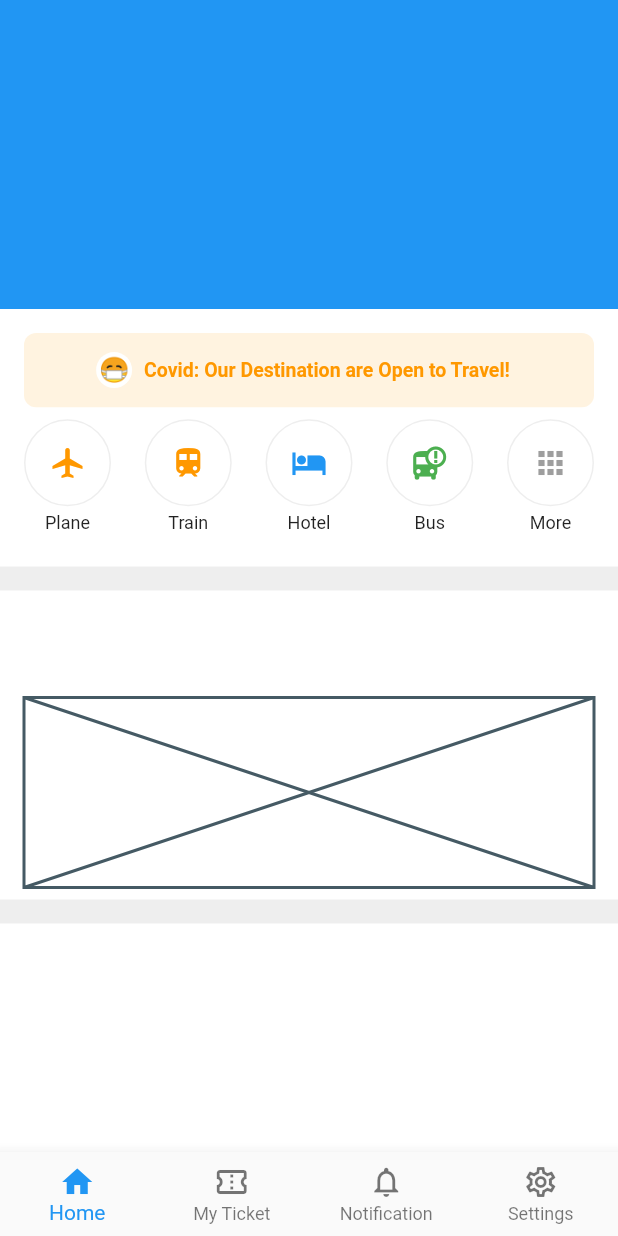
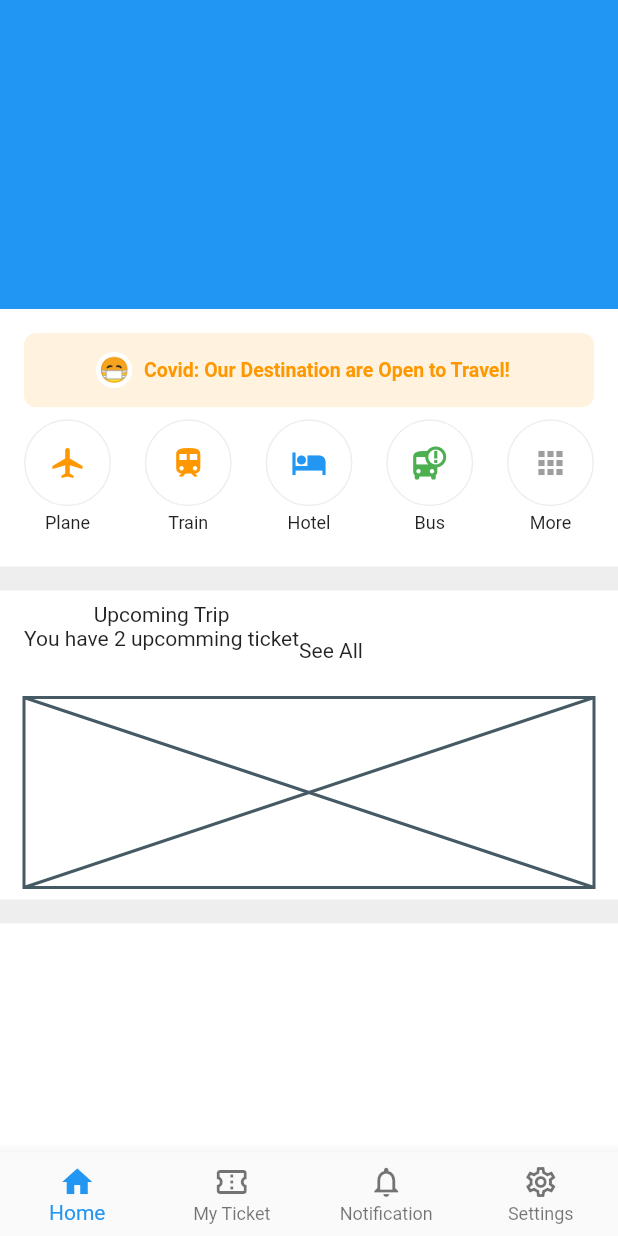
Before and after one commit to JAICHANGPARK/flutter_notebook_11th_story, a Flutter app: the screen it shows after launch, on a phone screen of 412 x 824 dp. Run offline on Flutter 3.47's test engine with Material 2 defaults, Android fonts, the phone set to English and light mode, and no system bars; our stand-ins replace backdrop, badges, flutter_inner_drawer, flutter_slidable, google_fonts.

Commit message:
Update ticket_booking_home_page.dart

```diff
--- a/lib/ep710_ticket_booking_app/ticket_booking_home_page.dart
+++ b/lib/ep710_ticket_booking_app/ticket_booking_home_page.dart
@@ -203,9 +203,11 @@ class _TicketBookingHomePageState extends State<TicketBookingHomePage> {
                             children: [
                               Column(
                                 children: [
-
+                                  Text("Upcoming Trip"),
+                                  Text("You have 2 upcomming ticket"),
                                 ],
-                              )
+                              ),
+                              Text("See All")
                             ],
                           )),
                       Expanded(
```
